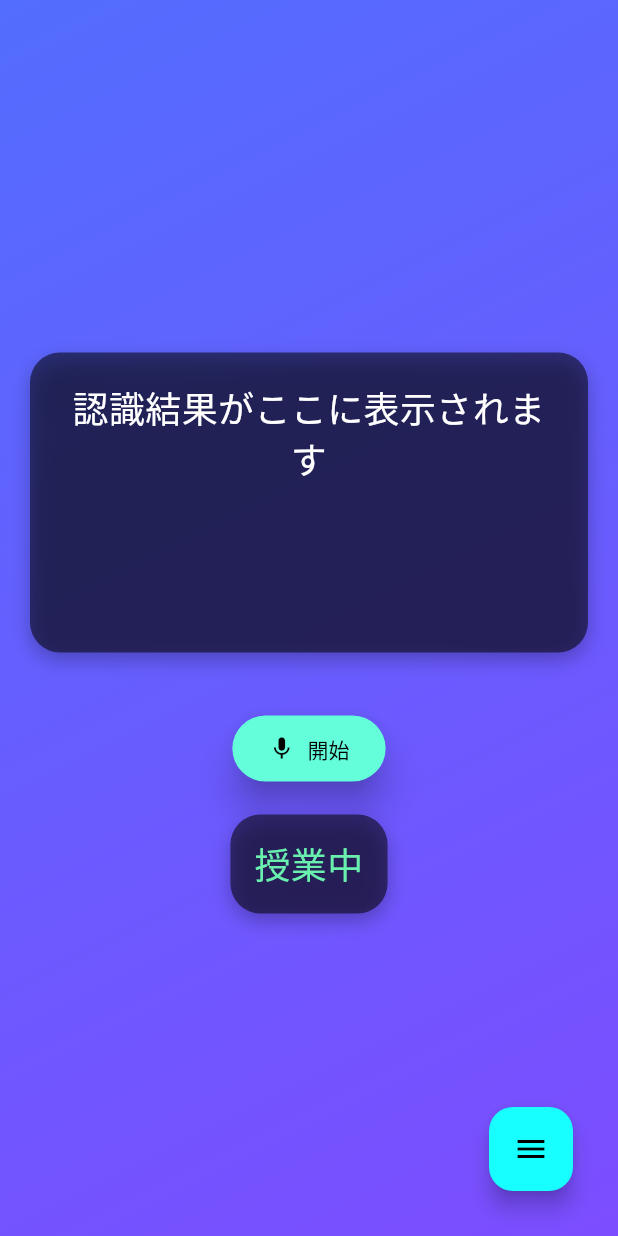
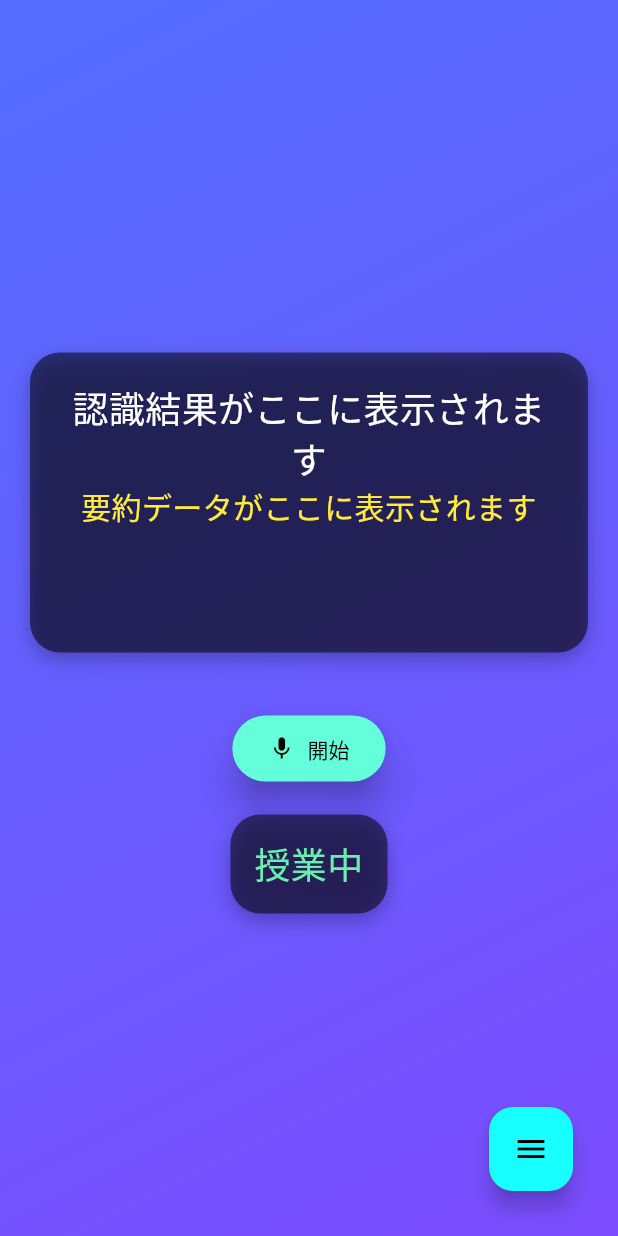
Before and after one commit to jphacks/hs_2404, a Flutter app: the screen it shows after launch, on a phone screen of 412 x 824 dp. Run offline on Flutter 3.47's test engine with Material 3 defaults, Android fonts, the light colour scheme and no system bars.

Commit message:
summaryの追加

```diff
--- a/front_end/lib/main.dart
+++ b/front_end/lib/main.dart
@@ -25,6 +25,7 @@ class RecognizePage extends StatefulWidget {
 
 class _RecognizePageState extends State<RecognizePage> {
   String recognizedText = "認識結果がここに表示されます";
+  String summarizedText = "要約データがここに表示されます";
   bool isRecognizing = false;
   String keyword = "授業中";
   Timer? timer;
@@ -43,6 +44,7 @@ class _RecognizePageState extends State<RecognizePage> {
         final data = jsonDecode(response.body);
         setState(() {
           recognizedText = data['recognized_text'] ?? "データが空です";
+          summarizedText = data['summarized_text'] ?? "要約データが空です";
           keyword = data['keyword'];
           if (keyword != "授業中") {
             startFlashing(); // 点滅開始
@@ -75,10 +77,15 @@ class _RecognizePageState extends State<RecognizePage> {
         });
       });
     }
+    isFlashing = false;
   }
 
   // 点滅を停止する
   void stopFlashing() {
+    if (timer != null) {
+      timer?.cancel();
+      timer = null;
+    }
     isFlashing = false;
     timer?.cancel();
     setState(() {
@@ -200,10 +207,21 @@ class _RecognizePageState extends State<RecognizePage> {
                       ],
                     ),
                     child: SingleChildScrollView(
-                      child: Text(
-                        recognizedText,
-                        style: TextStyle(fontSize: 24, color: Colors.white),
-                        textAlign: TextAlign.center,
+                      child: Column(
+                        children: [
+                          Text(
+                            recognizedText,
+                            style: TextStyle(fontSize: 24, color: Colors.white),
+                            textAlign: TextAlign.center,
+                          ),
+                          Text(
+                            summarizedText, // 新しいテキストをここに追加
+                            style: TextStyle(
+                                fontSize: 20,
+                                color: Colors.yellow), // 新しいテキストのスタイルを設定
+                            textAlign: TextAlign.center,
+                          ),
+                        ],
                       ),
                     ),
                   ),
```
Also changed, not shown: 2 other files.
